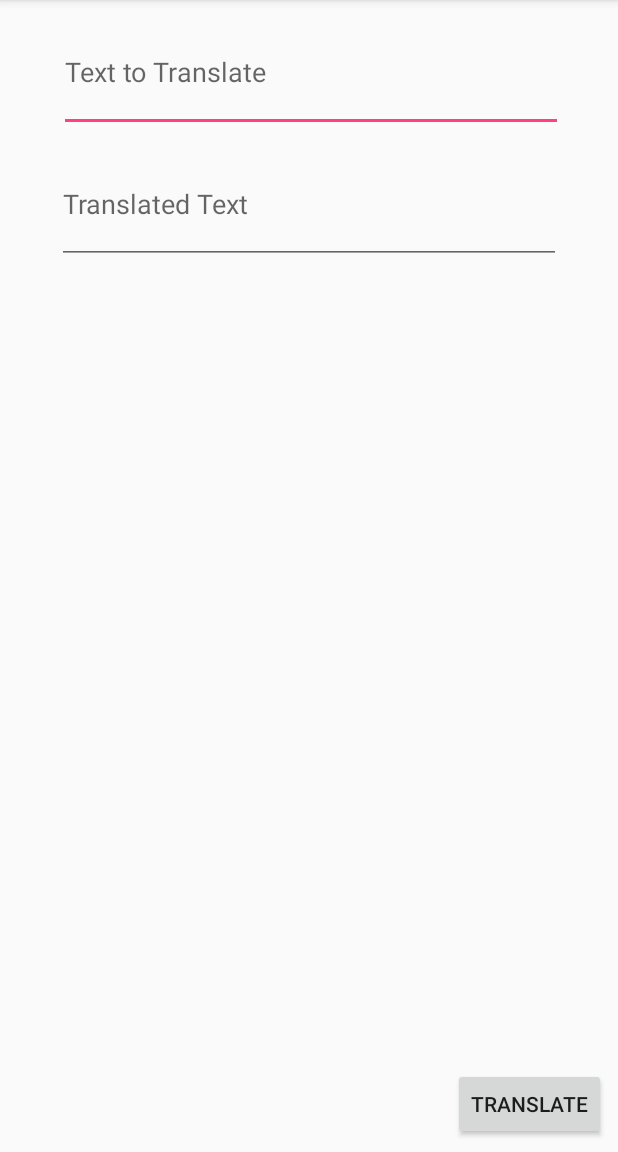
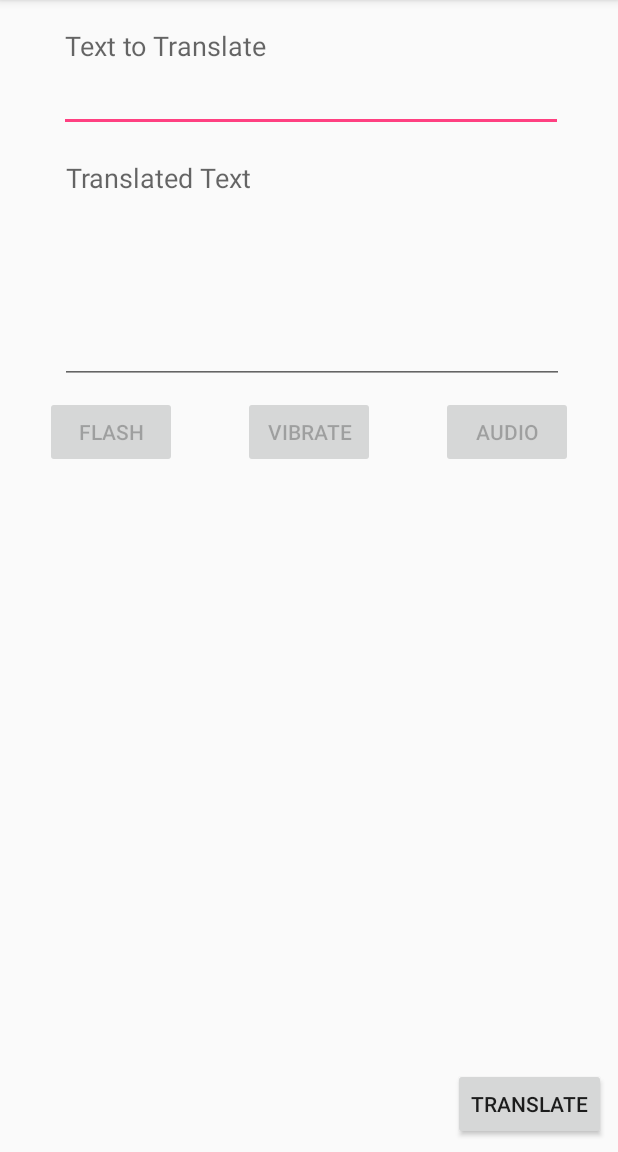
Before and after one commit to WIU-Computer-Science-Association/MorseCodeMultitool, an Android app: the screen it shows after launch (MainActivity), after a tap on "TRANSLATE", on a phone screen of 412 x 824 dp, the part 84-1236 px from its top. Run offline under Robolectric (Android 15) with nearby library versions, the phone set to English and light mode, and no system bars.

Commit message:
Add flashlight strobe

```diff
--- a/app/src/main/AndroidManifest.xml
+++ b/app/src/main/AndroidManifest.xml
@@ -14,6 +14,7 @@
                 <action android:name="android.intent.action.MAIN" />
 
                 <category android:name="android.intent.category.LAUNCHER" />
+
             </intent-filter>
         </activity>
     </application>
--- a/app/src/main/java/club/csahub/apps/morsecodemultitool/MainActivity.kt
+++ b/app/src/main/java/club/csahub/apps/morsecodemultitool/MainActivity.kt
@@ -1,12 +1,23 @@
 package club.csahub.apps.morsecodemultitool
 
+import android.content.Context
+import android.hardware.camera2.CameraCharacteristics.FLASH_INFO_AVAILABLE
+import android.hardware.camera2.CameraManager
 import android.support.v7.app.AppCompatActivity
 import android.os.Bundle
 import android.view.View
-import android.widget.EditText
 import kotlinx.android.synthetic.main.activity_main.*
 
 class MainActivity : AppCompatActivity() {
+
+    private val oneTimeUnit = 150.toLong()
+
+    private val waitTimes: HashMap<Char, Long> = hashMapOf(
+            '.' to oneTimeUnit,
+            '-' to 3 * oneTimeUnit,
+            ' ' to 2 * oneTimeUnit,
+            '|' to oneTimeUnit
+    )
 
     override fun onCreate(savedInstanceState: Bundle?) {
         super.onCreate(savedInstanceState)
@@ -14,7 +25,7 @@ class MainActivity : AppCompatActivity() {
     }
 
     fun translateToMorse(v: View) {
-        var dict: HashMap<Char, String> = hashMapOf(
+        val dict: HashMap<Char, String> = hashMapOf(
                 'A' to ".- ",
                 'B' to "-... ",
                 'C' to "-.-. ",
@@ -77,8 +88,8 @@ class MainActivity : AppCompatActivity() {
                 '8' to "---.. ",
                 '9' to "----. ",
                 '0' to "----- ",
-                ' ' to "   ",
-                '.' to "   .-.-.- ",
+                ' ' to "| ",
+                '.' to ".-.-.- ",
                 ',' to "--..-- ",
                 '?' to "..--.. ",
                 '\'' to ".----. ",
@@ -89,12 +100,54 @@ class MainActivity : AppCompatActivity() {
                 ')' to "-.--.- ",
                 '"' to ".-..-. ")
 
-        val toTranslate = findViewById<EditText>(R.id.textToTranslate)
-        val translated = findViewById<EditText>(R.id.translatedText)
+        translatedText.text.clear()
+        textToTranslate.text.forEach {
+            translatedText.text.append(dict[it])
+        }
 
-        translated.text.clear()
-        toTranslate.text.forEach {
-            translated.text.append(dict[it])
+        if (translatedText.text.isBlank()) {
+            btnAudio.isEnabled = false
+            btnFlashlight.isEnabled = false
+            btnVibrate.isEnabled = false
+        } else {
+            btnAudio.isEnabled = true
+            btnFlashlight.isEnabled = true
+            btnVibrate.isEnabled = true
         }
     }
+
+    fun replayAsLight(v: View) {        // This assumes that at least one camera has a flash!
+        val cam = getSystemService(Context.CAMERA_SERVICE) as CameraManager
+        var cameraToUse = "none"
+
+        cam.cameraIdList.forEach {
+            if (cam.getCameraCharacteristics(it.toString()).get(FLASH_INFO_AVAILABLE)) {
+                cameraToUse = it
+            }
+        }
+
+        translatedText.text.forEach {
+            val theWaitTime = waitTimes[it] as Long
+
+            if (it == ' ' || it == '|') {
+                Thread.sleep(theWaitTime)
+            } else {
+                cam.setTorchMode(cameraToUse, true)
+                Thread.sleep(theWaitTime)
+                cam.setTorchMode(cameraToUse, false)
+            }
+
+            Thread.sleep(oneTimeUnit)
+        }
+
+        //TODO("Ensure that flashlight isn't offered if there is no flash on the device")
+    }
+
+    fun replayAsVibration(v: View) {
+
+    }
+
+    fun replayAsSound(v: View) {
+
+    }
 }
--- a/app/src/main/res/layout/activity_main.xml
+++ b/app/src/main/res/layout/activity_main.xml
@@ -5,6 +5,17 @@
     android:layout_width="match_parent"
     android:layout_height="match_parent"
     tools:context=".MainActivity">
+
+    <Button
+        android:id="@+id/btnAudio"
+        android:layout_width="wrap_content"
+        android:layout_height="wrap_content"
+        android:layout_marginTop="8dp"
+        android:layout_marginEnd="30dp"
+        android:enabled="false"
+        android:text="Audio"
+        app:layout_constraintEnd_toEndOf="parent"
+        app:layout_constraintTop_toBottomOf="@+id/translatedText" />
 
     <EditText
         android:id="@+id/textToTranslate"
@@ -18,6 +29,7 @@
         android:inputType="textMultiLine"
         android:digits="@string/allowedInput"
         android:singleLine="false"
+        android:gravity="top"
         app:layout_constraintEnd_toEndOf="parent"
         app:layout_constraintHorizontal_bias="0.526"
         app:layout_constraintStart_toStartOf="parent"
@@ -26,14 +38,17 @@
     <EditText
         android:id="@+id/translatedText"
         android:layout_width="336dp"
-        android:layout_height="80dp"
+        android:layout_height="160dp"
         android:layout_marginStart="8dp"
         android:layout_marginTop="8dp"
         android:layout_marginEnd="8dp"
         android:ems="10"
+        android:focusable="false"
+        android:gravity="top"
         android:hint="@string/translated_text"
         android:inputType="textMultiLine"
         app:layout_constraintEnd_toEndOf="parent"
+        app:layout_constraintHorizontal_bias="0.531"
         app:layout_constraintStart_toStartOf="parent"
         app:layout_constraintTop_toBottomOf="@+id/textToTranslate" />
 
@@ -48,4 +63,29 @@
         app:layout_constraintBottom_toBottomOf="parent"
         app:layout_constraintEnd_toEndOf="parent" />
 
+    <Button
+        android:id="@+id/btnFlashlight"
+        android:layout_width="wrap_content"
+        android:layout_height="wrap_content"
+        android:layout_marginStart="30dp"
+        android:layout_marginTop="8dp"
+        android:enabled="false"
+        android:onClick="replayAsLight"
+        android:text="Flash"
+        app:layout_constraintStart_toStartOf="parent"
+        app:layout_constraintTop_toBottomOf="@+id/translatedText" />
+
+    <Button
+        android:id="@+id/btnVibrate"
+        android:layout_width="wrap_content"
+        android:layout_height="wrap_content"
+        android:layout_marginStart="8dp"
+        android:layout_marginTop="8dp"
+        android:layout_marginEnd="8dp"
+        android:enabled="false"
+        android:text="Vibrate"
+        app:layout_constraintEnd_toStartOf="@+id/btnAudio"
+        app:layout_constraintStart_toEndOf="@+id/btnFlashlight"
+        app:layout_constraintTop_toBottomOf="@+id/translatedText" />
+
 </android.support.constraint.ConstraintLayout>
--- a/app/src/main/res/values/strings.xml
+++ b/app/src/main/res/values/strings.xml
@@ -3,5 +3,7 @@
     <string name="text_to_translate">Text to Translate</string>
     <string name="translated_text">Translated Text</string>
     <string name="translate">Translate</string>
+    <string name="descFlashlight">Allows transmitting morse code from camera flash</string>
+    <string name="labFlashlight">Morse via Flashlight</string>
     <string name="allowedInput">0123456789ABCDEFGHIJKLMNOPQRSTUVWXYZabcdefghijklmnopqrstuvwxyz .,?\'!/-()\"</string>
 </resources>
```
